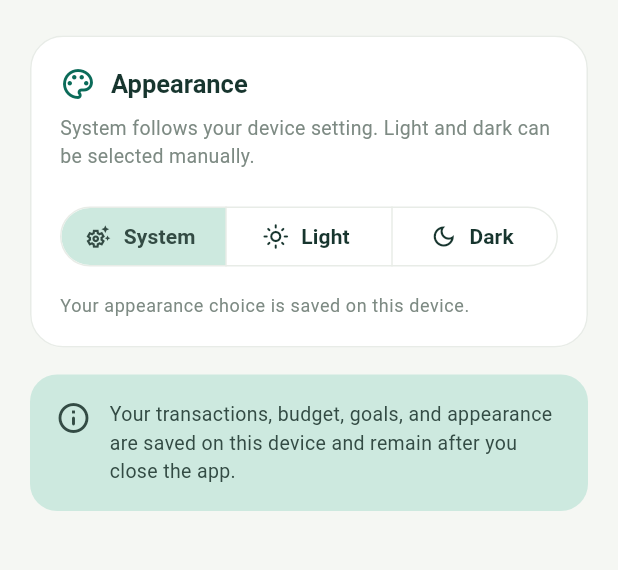
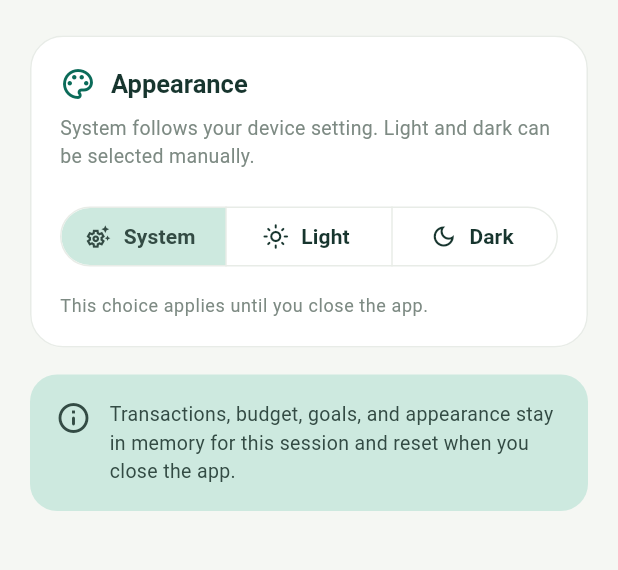
Before and after one commit to Jynxnanana/Personal_Expenses_Tracker, a Flutter app: the screen it shows after launch, after a tap on the "settings" icon, on a phone screen of 412 x 824 dp, the part 203-773 px from its top. Run offline on Flutter 3.47's test engine with Material 3 defaults, Android fonts, the phone set to English and light mode, and no system bars.

Commit message:
Use runtime-only app data and update tests

```diff
--- a/lib/data/local_store.dart
+++ /dev/null
@@ -1,8 +0,0 @@
-import 'local_store_stub.dart'
-    if (dart.library.io) 'local_store_io.dart'
-    if (dart.library.html) 'local_store_web.dart'
-    as platform;
-
-Future<Map<String, Object?>?> loadSavedData() => platform.loadSavedData();
-
-Future<void> saveData(Map<String, Object?> data) => platform.saveData(data);
--- a/lib/data/local_store_io.dart
+++ /dev/null
@@ -1,38 +0,0 @@
-import 'dart:convert';
-import 'dart:io';
-
-const _fileName = 'expensemate_data.json';
-
-File get _dataFile {
-  if (Platform.isAndroid) {
-    final home = Platform.environment['HOME'];
-    if (home != null && home.isNotEmpty) {
-      return File('$home/files/$_fileName');
-    }
-    return File(
-      '/data/user/0/ph.edu.chcci.chcci_expense_mate/files/$_fileName',
-    );
-  }
-  return File('${Directory.current.path}/$_fileName');
-}
-
-Future<Map<String, Object?>?> loadSavedData() async {
-  try {
-    final file = _dataFile;
-    if (!await file.exists()) return null;
-    final decoded = jsonDecode(await file.readAsString());
-    return decoded is Map<String, Object?> ? decoded : null;
-  } on Object {
-    return null;
-  }
-}
-
-Future<void> saveData(Map<String, Object?> data) async {
-  try {
-    final file = _dataFile;
-    await file.parent.create(recursive: true);
-    await file.writeAsString(jsonEncode(data), flush: true);
-  } on Object {
-    // Keep the app usable if local storage is unavailable.
-  }
-}
--- a/lib/data/local_store_stub.dart
+++ /dev/null
@@ -1,3 +0,0 @@
-Future<Map<String, Object?>?> loadSavedData() async => null;
-
-Future<void> saveData(Map<String, Object?> data) async {}
--- a/lib/main.dart
+++ b/lib/main.dart
@@ -1,8 +1,5 @@
-import 'dart:async';
-
 import 'package:flutter/material.dart';
 
-import 'data/local_store.dart';
 import 'models/expense.dart';
 import 'screens/add_expense_screen.dart';
 import 'screens/app_shell.dart';
@@ -27,75 +24,12 @@ class _ExpenseMateAppState extends State<ExpenseMateApp> {
   final _messengerKey = GlobalKey<ScaffoldMessengerState>();
   ThemeMode _themeMode = ThemeMode.system;
   double _monthlyBudget = 10000;
-  bool _isReady = false;
-  Future<void> _saveQueue = Future<void>.value();
-
-  @override
-  void initState() {
-    super.initState();
-    unawaited(_restoreData());
-  }
-
-  Future<void> _restoreData() async {
-    final saved = await loadSavedData();
-    if (saved != null) {
-      final transactions = saved['transactions'];
-      if (transactions is List) {
-        for (final value in transactions) {
-          try {
-            if (value is Map) {
-              _transactions.add(
-                Expense.fromJson(Map<String, Object?>.from(value)),
-              );
-            }
-          } on Object {
-            continue;
-          }
-        }
-      }
-      final goals = saved['goals'];
-      if (goals is List) {
-        _goals = [
-          for (final value in goals)
-            if (value is Map) tryParseGoal(Map<String, Object?>.from(value)),
-        ].whereType<SavingsGoal>().toList();
-      }
-      final budget = saved['monthlyBudget'];
-      if (budget is num && budget.isFinite && budget > 0) {
-        _monthlyBudget = budget.toDouble();
-      }
-      _themeMode = switch (saved['themeMode']) {
-        'light' => ThemeMode.light,
-        'dark' => ThemeMode.dark,
-        _ => ThemeMode.system,
-      };
-    }
-    if (mounted) setState(() => _isReady = true);
-  }
-
-  Future<void> _persistData() {
-    final snapshot = <String, Object?>{
-      'transactions': _transactions
-          .map((transaction) => transaction.toJson())
-          .toList(),
-      'goals': _goals.map((goal) => goal.toJson()).toList(),
-      'monthlyBudget': _monthlyBudget,
-      'themeMode': _themeMode.name,
-    };
-    _saveQueue = _saveQueue
-        .catchError((Object _) {})
-        .then((_) => saveData(snapshot));
-    return _saveQueue;
-  }
-
   void _updateGoals(List<SavingsGoal> goals) {
     setState(() => _goals = goals);
-    unawaited(_persistData());
   }
 
   void _setThemeMode(ThemeMode mode) {
     setState(() => _themeMode = mode);
-    unawaited(_persistData());
   }
 
   void _openSettings() {
@@ -128,7 +62,6 @@ class _ExpenseMateAppState extends State<ExpenseMateApp> {
           if (index != -1) _transactions[index] = transaction;
         }
       });
-      await _persistData();
       _messengerKey.currentState?.showSnackBar(
         SnackBar(
           content: Text(
@@ -161,7 +94,6 @@ class _ExpenseMateAppState extends State<ExpenseMateApp> {
     );
     if (shouldDelete != true || !mounted) return;
     setState(() => _transactions.remove(transaction));
-    await _persistData();
     _messengerKey.currentState?.showSnackBar(
       SnackBar(content: Text('${transaction.title} deleted.')),
     );
@@ -183,28 +115,17 @@ class _ExpenseMateAppState extends State<ExpenseMateApp> {
         ),
       );
     });
-    await _persistData();
     _messengerKey.currentState?.showSnackBar(
       SnackBar(content: Text('${transaction.title} added for this month.')),
     );
   }
 
   void _saveMonthlyBudget(double budget) {
-    _monthlyBudget = budget;
-    unawaited(_persistData());
+    setState(() => _monthlyBudget = budget);
   }
 
   @override
   Widget build(BuildContext context) {
-    if (!_isReady) {
-      return MaterialApp(
-        title: 'CHCCI ExpenseMate',
-        debugShowCheckedModeBanner: false,
-        theme: ExpenseMateTheme.theme,
-        darkTheme: ExpenseMateTheme.darkTheme,
-        home: const Scaffold(body: Center(child: CircularProgressIndicator())),
-      );
-    }
     return MaterialApp(
       title: 'CHCCI ExpenseMate',
       debugShowCheckedModeBanner: false,
@@ -230,11 +151,3 @@ class _ExpenseMateAppState extends State<ExpenseMateApp> {
     );
   }
 }
-
-SavingsGoal? tryParseGoal(Map<String, Object?> json) {
-  try {
-    return SavingsGoal.fromJson(json);
-  } on Object {
-    return null;
-  }
-}
--- a/lib/models/expense.dart
+++ b/lib/models/expense.dart
@@ -27,30 +27,6 @@ class Expense {
 
   bool get isIncome => type == TransactionType.income;
 
-  Map<String, Object?> toJson() => {
-    'title': title,
-    'category': category,
-    'amount': amount,
-    'date': date.toIso8601String(),
-    'type': type.name,
-    'paymentMethod': paymentMethod,
-    'notes': notes,
-    'isRecurring': isRecurring,
-  };
-
-  factory Expense.fromJson(Map<String, Object?> json) => Expense(
-    title: json['title'] as String,
-    category: json['category'] as String,
-    amount: (json['amount'] as num).toDouble(),
-    date: DateTime.parse(json['date'] as String),
-    type: TransactionType.values.firstWhere(
-      (type) => type.name == json['type'],
-      orElse: () => TransactionType.expense,
-    ),
-    paymentMethod: json['paymentMethod'] as String? ?? 'Cash',
-    notes: json['notes'] as String? ?? '',
-    isRecurring: json['isRecurring'] as bool? ?? false,
-  );
 }
 
 class SavingsGoal {
@@ -67,17 +43,6 @@ class SavingsGoal {
   SavingsGoal copyWith({double? saved}) =>
       SavingsGoal(title: title, target: target, saved: saved ?? this.saved);
 
-  Map<String, Object?> toJson() => {
-    'title': title,
-    'target': target,
-    'saved': saved,
-  };
-
-  factory SavingsGoal.fromJson(Map<String, Object?> json) => SavingsGoal(
-    title: json['title'] as String,
-    target: (json['target'] as num).toDouble(),
-    saved: (json['saved'] as num? ?? 0).toDouble(),
-  );
 }
 
 class ExpenseCategory {
--- a/lib/screens/settings_screen.dart
+++ b/lib/screens/settings_screen.dart
@@ -105,7 +105,7 @@ class SettingsScreen extends StatelessWidget {
                           ),
                           const SizedBox(height: 14),
                           Text(
-                            'Your appearance choice is saved on this device.',
+                            'This choice applies until you close the app.',
                             style: Theme.of(context).textTheme.bodySmall
                                 ?.copyWith(color: colors.onSurfaceVariant),
                           ),
@@ -133,7 +133,7 @@ class SettingsScreen extends StatelessWidget {
                           const SizedBox(width: 12),
                           Expanded(
                             child: Text(
-                              'Your transactions, budget, goals, and appearance are saved on this device and remain after you close the app.',
+                              'Transactions, budget, goals, and appearance stay in memory for this session and reset when you close the app.',
                               style: TextStyle(
                                 color: colors.onSecondaryContainer,
                                 height: 1.45,
```
Also changed, not shown: lib/data/local_store_web.dart (deleted, +0 -25 lines), 2 other files.
